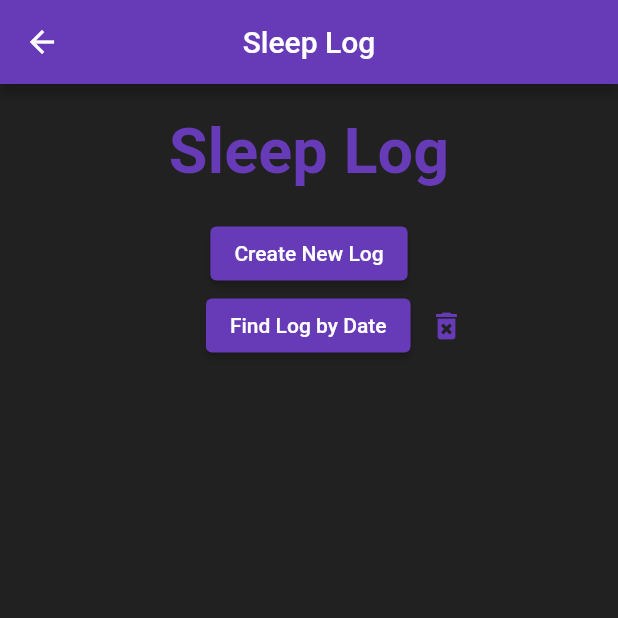
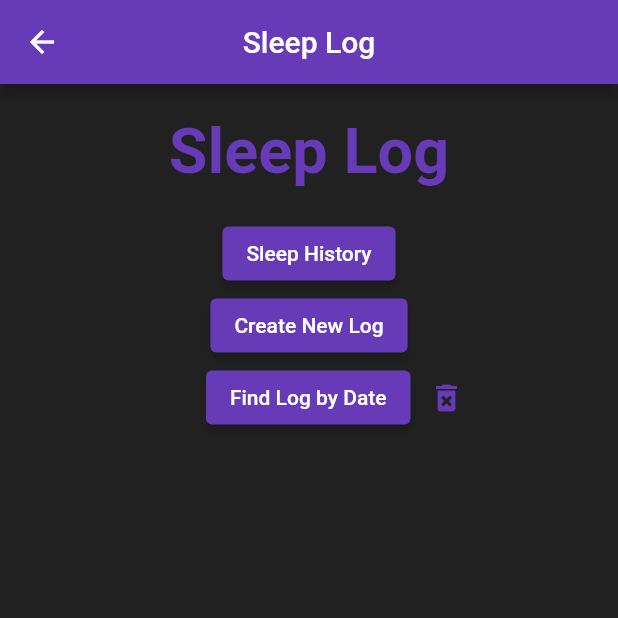
Before and after one commit to Snail51/SweetDreams, a Flutter app: the screen it shows after launch, after a tap on "Sleep Log", on a phone screen of 412 x 824 dp, the top half of it. Run offline on Flutter 3.47's test engine with Material 2 defaults, Android fonts, the phone set to English and light mode, and no system bars; our stand-ins replace audioplayers, flutter_rating_bar; missing offline and left inert: time_range_picker.

Commit message:
Added empty page for sleep history on sleep log.

```diff
--- a/lib/dreams/views/sleep_log.dart
+++ b/lib/dreams/views/sleep_log.dart
@@ -176,6 +176,16 @@ class _SleepLogPageState extends State<SleepLogPage> {
               style: ElevatedButton.styleFrom(
                   primary: Colors.deepPurple
               ),
+              child: Text('Sleep History'),
+              onPressed: () async{
+                await Navigator.push(context, MaterialPageRoute(builder: (context) => SleepHistory(database: widget.database)));
+                nullDateSelection();
+              },
+            ),
+            ElevatedButton(
+              style: ElevatedButton.styleFrom(
+                  primary: Colors.deepPurple
+              ),
               child: Text('Create New Log'),
               onPressed: () async{
                 await Navigator.push(context, MaterialPageRoute(builder: (context) => CreateLogPage(database: widget.database)));
```
Also changed, not shown: lib/dreams/views/sleep_history.dart (added, +38 -0 lines).
